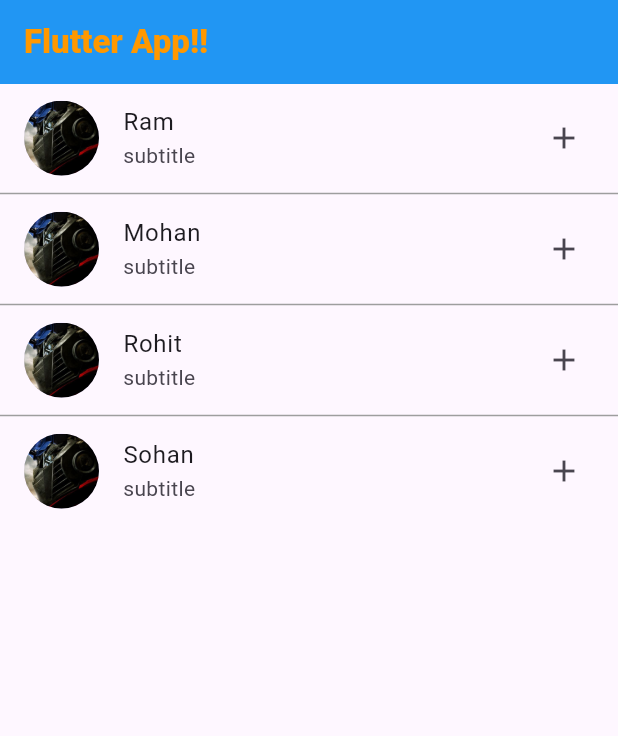
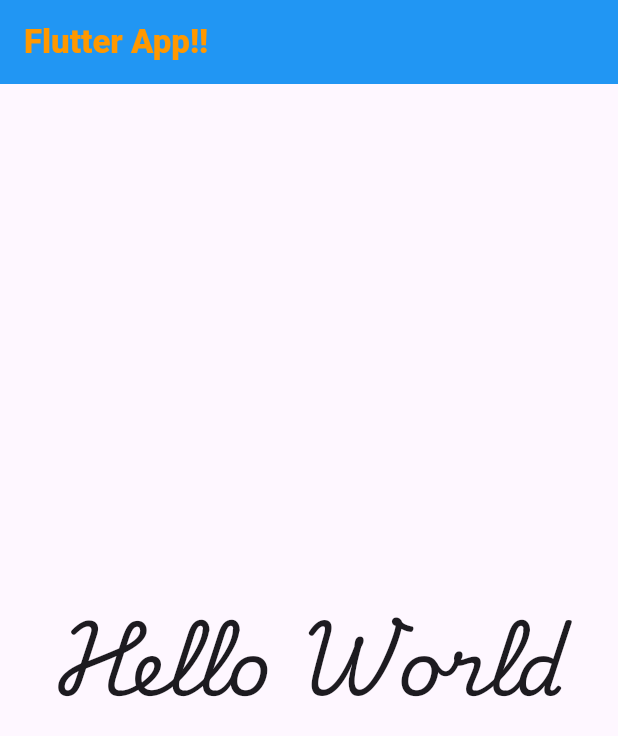
Before and after one commit to IllTushar/flutterComponents, a Flutter app: the screen it shows after launch, on a phone screen of 412 x 824 dp. Shown: the top 736 px of the screen. Run offline on Flutter 3.47's test engine with Material 3 defaults, Android fonts, the phone set to English and light mode, and no system bars; missing offline and left inert: dart:ffi.

Commit message:
17.6.24x1

```diff
--- a/lib/main.dart
+++ b/lib/main.dart
@@ -24,31 +24,10 @@ class MyApp extends StatelessWidget {
             backgroundColor: Colors.blue,
           ),
           //ListView.builder is used to like recyclerview
-          body: Container(
-            child: ListView.separated(
-                itemBuilder: (context, index) {
-                  return ListTile(
-                    leading: Container(
-                      width: 50,
-                      height: 50,
-                      child: CircleAvatar(
-                        backgroundImage: AssetImage("assets/images/image.jpeg"),
-                        radius: 50,
-                      ),
-                    ),
-                    title: Text("${listView[index]}"),
-                    subtitle: Text("subtitle"),
-                    trailing: Icon(Icons.add),
-                  );
-                },
-                separatorBuilder: (context, index) {
-                  return Divider(
-                    height: 2,
-                    thickness: 1,
-                    color: Colors.grey,
-                  );
-                },
-                itemCount: listView.length),
+          body: Center(
+            child: Container(
+              child: Text("Hello World",style:TextStyle(fontFamily: 'Font_Main',fontSize: 50,fontWeight: FontWeight.w300),),
+            ),
           )),
     );
   }
```
Also changed, not shown: pubspec.yaml (+4 -4 lines), assets/fonts/PlaywriteSK-Regular.ttf (added).
